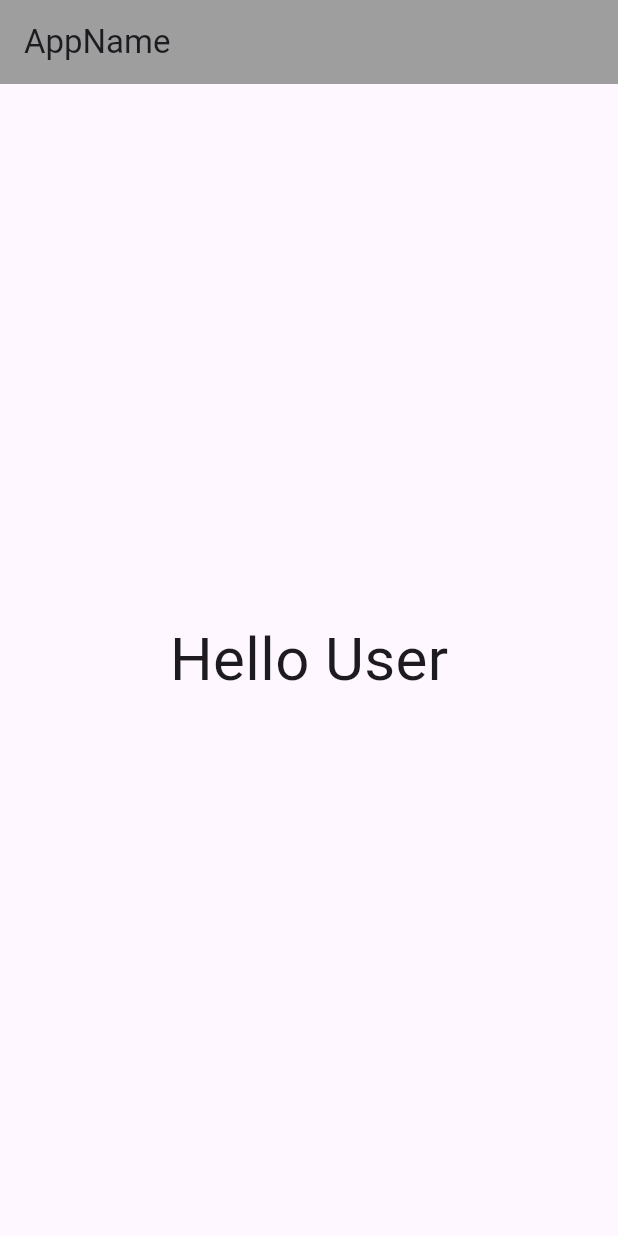
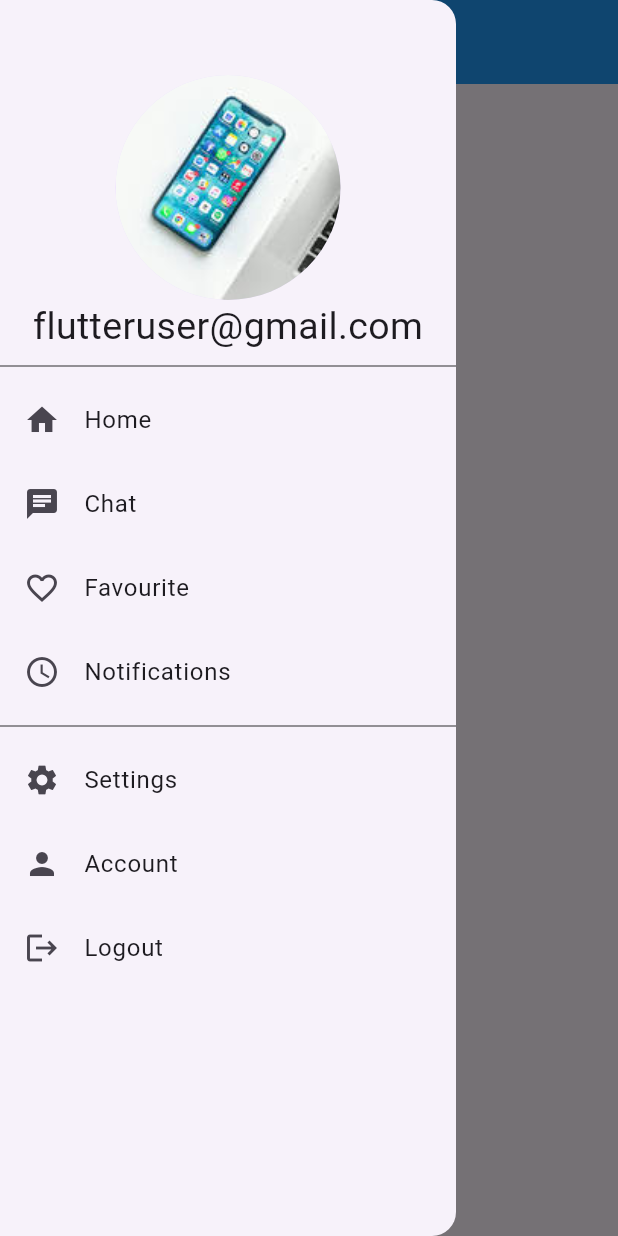
Before and after one commit to jay-java/FLutter-TTS-11-00, a Flutter app: the screen it shows after launch, with the side drawer open (before the commit the screen has no drawer), on a phone screen of 412 x 824 dp. Run offline on Flutter 3.47's test engine with Material 3 defaults, Android fonts, the light colour scheme and no system bars.

Commit message:
navigation drawer bottomnavigation

```diff
--- /dev/null
+++ b/flutter_design/lib/P016_navigationdrawer.dart
@@ -0,0 +1,75 @@
+import 'package:flutter/material.dart';
+import 'package:flutter_design/pages/home.dart';
+
+class MyNavigationDrawer extends StatefulWidget {
+  const MyNavigationDrawer({super.key});
+
+  @override
+  State<MyNavigationDrawer> createState() => _MyNavigationDrawerState();
+}
+
+class _MyNavigationDrawerState extends State<MyNavigationDrawer> {
+  @override
+  Widget build(BuildContext context) {
+    return Scaffold(
+      appBar: AppBar(
+        title: Text('NavigationDrawer'),
+        backgroundColor: Colors.blue,
+      ),
+      body: Center(child: Text('MyApp', style: TextStyle(fontSize: 50))),
+      drawer: Drawer(
+        child: Column(
+            children: [
+              drawerHeader(context),
+              drawerItems(context)]),
+      ),
+    );
+  }
+
+  drawerHeader(BuildContext context) {
+    return Column(
+      children: [
+        Container(
+          margin: EdgeInsets.only(top: 50),
+          height: 150,
+          width: 150,
+          child: CircleAvatar(
+            backgroundImage: AssetImage('assets/images/mobile.jpeg'),
+          ),
+        ),
+        Text('flutteruser@gmail.com', style: TextStyle(fontSize: 25)),
+      ],
+    );
+  }
+
+  drawerItems(BuildContext context) {
+    return Column(
+      children: [
+        Divider(color: Colors.black54),
+        ListTile(
+          leading: Icon(Icons.home),
+          title: Text('Home'),
+          onTap: () {
+            Navigator.of(
+              context,
+            ).push(MaterialPageRoute(builder: (context) => Home()));
+          },
+        ),
+        ListTile(leading: Icon(Icons.chat), title: Text('Chat')),
+        ListTile(
+          leading: Icon(Icons.favorite_outline),
+          title: Text('Favourite'),
+        ),
+
+        ListTile(
+          leading: Icon(Icons.access_time),
+          title: Text('Notifications'),
+        ),
+        Divider(color: Colors.black54),
+        ListTile(leading: Icon(Icons.settings), title: Text('Settings')),
+        ListTile(leading: Icon(Icons.person), title: Text('Account')),
+        ListTile(leading: Icon(Icons.logout), title: Text('Logout')),
+      ],
+    );
+  }
+}
--- a/flutter_design/lib/main.dart
+++ b/flutter_design/lib/main.dart
@@ -1,5 +1,4 @@
 import 'package:flutter/material.dart';
-
 import 'P001_rowCol.dart';
 import 'P002_scroll.dart';
 import 'P003_image.dart';
@@ -13,6 +12,8 @@ import 'P010_clickevent.dart';
 import 'P011_Grid.dart';
 import 'P012_dateTime.dart';
 import 'P013_ScreenOne.dart';
+import 'P015_bottomnavigation.dart';
+import 'P016_navigationdrawer.dart';
 
 void main() {
   runApp(const Mytext());
@@ -25,7 +26,7 @@ class Mytext extends StatelessWidget {
   Widget build(BuildContext context) {
     return MaterialApp(
       debugShowCheckedModeBanner: false,
-      home: MyScreenOne(),
+      home: MyNavigationDrawer(),
       // home: Scaffold(
       //   appBar: AppBar(
       //     title: Text(
--- /dev/null
+++ b/flutter_design/lib/pages/account.dart
@@ -0,0 +1,15 @@
+
+import 'package:flutter/material.dart';
+
+class Account extends StatelessWidget {
+  const Account({super.key});
+
+  @override
+  Widget build(BuildContext context) {
+    return Scaffold(
+      body: Center(
+        child: Text('Account',style: TextStyle(fontSize: 30),),
+      ),
+    );
+  }
+}
--- /dev/null
+++ b/flutter_design/lib/pages/chat.dart
@@ -0,0 +1,14 @@
+import 'package:flutter/material.dart';
+
+class Chat extends StatelessWidget {
+  const Chat({super.key});
+
+  @override
+  Widget build(BuildContext context) {
+    return Scaffold(
+      body: Center(
+        child: Text('Chat',style: TextStyle(fontSize: 30),),
+      ),
+    );
+  }
+}
--- /dev/null
+++ b/flutter_design/lib/pages/home.dart
@@ -0,0 +1,14 @@
+import 'package:flutter/material.dart';
+
+class Home extends StatelessWidget {
+  const Home({super.key});
+
+  @override
+  Widget build(BuildContext context) {
+    return Scaffold(
+      body: Center(
+        child: Text('Home',style: TextStyle(fontSize: 30),),
+      ),
+    );
+  }
+}
```
Also changed, not shown: flutter_design/lib/P015_bottomnavigation.dart (added, +54 -0 lines), flutter_design/lib/pages/settings.dart (added, +14 -0 lines).
